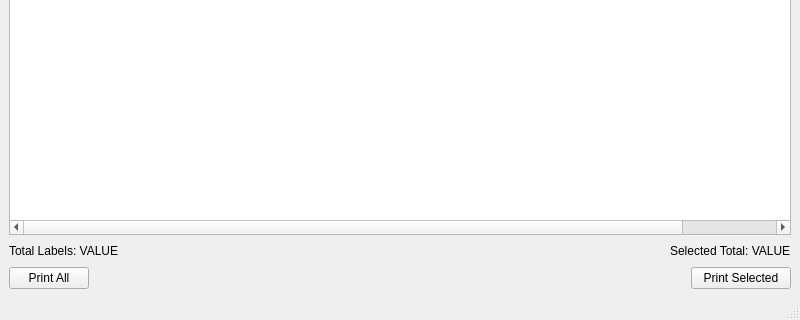
Before: the Qt Designer form mainwindow.ui in dominickfau/FishbowlLabelGenerator, drawn with Qt 5; both pictures show x 0 to 800 and y 334 to 654 of the 800 by 654 pixel window.
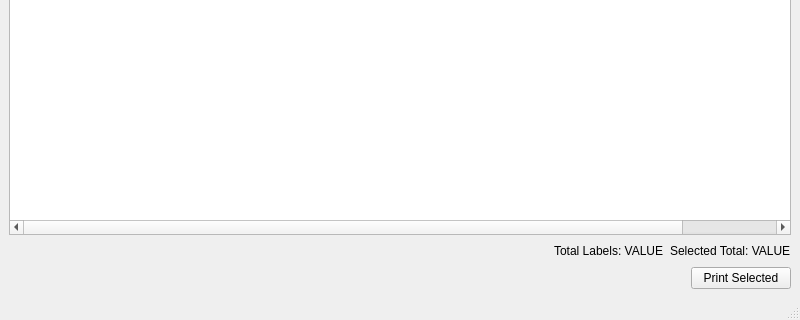
After: the same form once the commit is applied.

What changed in the file:
```diff
--- a/mainwindow.ui
+++ b/mainwindow.ui
@@ -139,13 +139,6 @@
     </item>
     <item>
      <layout class="QHBoxLayout" name="horizontalLayout_3">
-      <item>
-       <widget class="QLabel" name="total_label">
-        <property name="text">
-         <string>Total Labels: VALUE</string>
-        </property>
-       </widget>
-      </item>
       <item>
        <spacer name="horizontalSpacer_2">
         <property name="orientation">
@@ -159,6 +152,13 @@
         </property>
        </spacer>
       </item>
+      <item>
+       <widget class="QLabel" name="total_label">
+        <property name="text">
+         <string>Total Labels: VALUE</string>
+        </property>
+       </widget>
+      </item>
       <item>
        <widget class="QLabel" name="selected_label_total">
         <property name="text">
@@ -170,13 +170,6 @@
     </item>
     <item>
      <layout class="QHBoxLayout" name="horizontalLayout_2">
-      <item>
-       <widget class="QPushButton" name="printPushButton">
-        <property name="text">
-         <string>Print All</string>
-        </property>
-       </widget>
-      </item>
       <item>
        <spacer name="horizontalSpacer">
         <property name="orientation">
```
Left out of the diff: 2 changed lines with no effect on the pictures.
